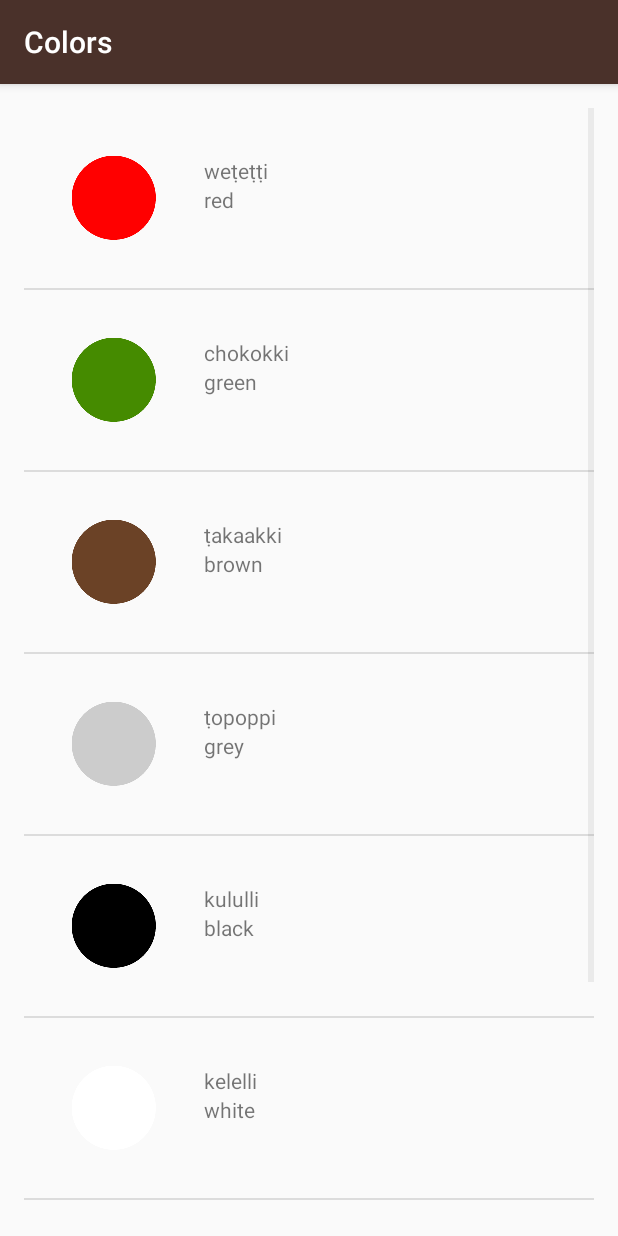
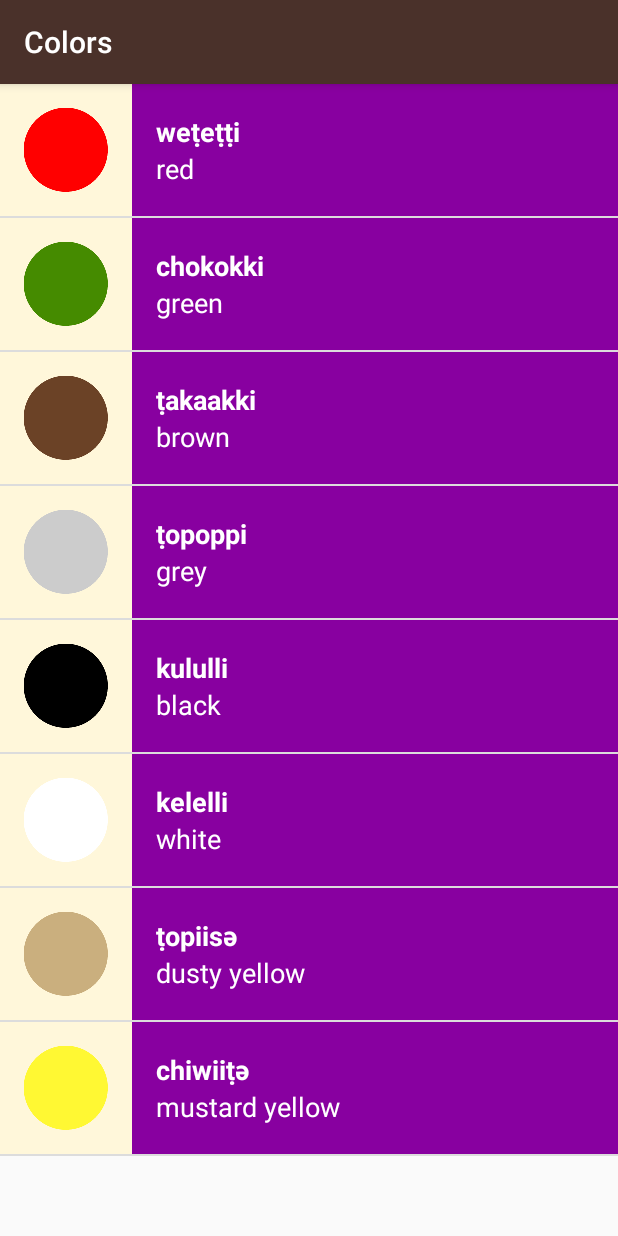
Before and after one commit to witwiki/the_miwok_app, an Android app: the ColorsActivity screen opened directly, with no data from a screen before it, on a phone screen of 412 x 824 dp. Run offline under Robolectric (Android 15) with nearby library versions, the phone set to English and light mode, and no system bars.

Commit message:
completed lesson 3

```diff
--- a/app/src/main/AndroidManifest.xml
+++ b/app/src/main/AndroidManifest.xml
@@ -19,7 +19,7 @@
     <application
         android:allowBackup="true"
         android:icon="@mipmap/ic_launcher"
-        android:label="@string/app_name"
+        android:label="`string/app_name"
         android:supportsRtl="true"
         android:theme="@style/AppTheme">
 
--- a/app/src/main/java/com/example/android/miwok/ColorsActivity.java
+++ b/app/src/main/java/com/example/android/miwok/ColorsActivity.java
@@ -31,7 +31,7 @@
          *  Create an {@link WordAdapter}, whose data source is a list of {@link Word}s. The
          adapter knows how to create list items for each item in the list.
          */
-        WordAdapter adapter = new WordAdapter(this, words);
+        WordAdapter adapter = new WordAdapter(this, words, R.color.category_colors);
 
         /**
          Find the {@link ListView} object in the view hierarchy of the {@link Activity}.
--- a/app/src/main/java/com/example/android/miwok/FamilyActivity.java
+++ b/app/src/main/java/com/example/android/miwok/FamilyActivity.java
@@ -33,7 +33,7 @@
          *  Create an {@link WordAdapter}, whose data source is a list of {@link Word}s. The
          adapter knows how to create list items for each item in the list.
          */
-        WordAdapter adapter = new WordAdapter(this, words);
+        WordAdapter adapter = new WordAdapter(this, words, R.color.category_family);
 
         /**
          Find the {@link ListView} object in the view hierarchy of the {@link Activity}.
--- a/app/src/main/java/com/example/android/miwok/NumbersActivity.java
+++ b/app/src/main/java/com/example/android/miwok/NumbersActivity.java
@@ -33,7 +33,7 @@
          *  Create an {@link WordAdapter}, whose data source is a list of {@link Word}s. The
             adapter knows how to create list items for each item in the list.
          */
-        WordAdapter adapter = new WordAdapter(this, words);
+        WordAdapter adapter = new WordAdapter(this, words, R.color.category_numbers);
 
         /**
          Find the {@link ListView} object in the view hierarchy of the {@link Activity}.
--- a/app/src/main/java/com/example/android/miwok/PhrasesActivity.java
+++ b/app/src/main/java/com/example/android/miwok/PhrasesActivity.java
@@ -33,7 +33,7 @@
          *  Create an {@link WordAdapter}, whose data source is a list of {@link Word}s. The
          adapter knows how to create list items for each item in the list.
          */
-        WordAdapter adapter = new WordAdapter(this, words);
+        WordAdapter adapter = new WordAdapter(this, words, R.color.category_phrases);
 
         /**
          Find the {@link ListView} object in the view hierarchy of the {@link Activity}.
--- a/app/src/main/java/com/example/android/miwok/Word.java
+++ b/app/src/main/java/com/example/android/miwok/Word.java
@@ -18,7 +18,7 @@
     private int mImageResourceID = NO_IMAGE_PROVIDED;
 
     /** A constant value that represents that no image was provided for this word */
-    private static final int NO_IMAGE_PROVIDED = -1;
+    private static final int NO_IMAGE_PROVIDED = -1;            //  "-1" is used as it is out of scope of all resource IDs
 
     //  Constructor(s) Declarations
     /**
--- a/app/src/main/java/com/example/android/miwok/WordAdapter.java
+++ b/app/src/main/java/com/example/android/miwok/WordAdapter.java
@@ -1,6 +1,8 @@
 package com.example.android.miwok;
 
 import android.app.Activity;
+import android.support.v4.content.ContextCompat;
+import android.view.ContextMenu;
 import android.view.LayoutInflater;
 import android.view.View;
 import android.view.ViewGroup;
@@ -18,6 +20,9 @@
  */
 public class WordAdapter extends ArrayAdapter<Word> {
 
+    /** Resour id for the background color of a list of words */
+    private int mColorResourceId;
+
     /**
      * This is a custom constructor (it doesn't mirror a superclass constructor).
      * The context is used to inflate the layout file, and the list is the data we want
@@ -26,12 +31,13 @@
      * @param context        The current context. Used to inflate the layout file.
      * @param words           A List of AndroidFlavor objects to display in a list
      */
-    public WordAdapter(Activity context, ArrayList<Word> words) {
+    public WordAdapter(Activity context, ArrayList<Word> words, int colorResourceId) {
         // Here, we initialize the ArrayAdapter's internal storage for the context and the list.
         // the second argument is used when the ArrayAdapter is populating a single TextView.
         // Because this is a custom adapter for two TextViews and an ImageView, the adapter is not
         // going to use this second argument, so it can be any value. Here, we used 0.
         super(context, 0, words);
+        mColorResourceId = colorResourceId;
     }
 
     /**
@@ -82,6 +88,13 @@
             iconView.setVisibility(View.GONE);
         }
 
+        //  Set the theme color for the list item
+        View textContainer = listItemView.findViewById(R.id.text_container);
+        //  Find the color the Resource ID maps to
+        int color = ContextCompat.getColor(getContext(), mColorResourceId);
+        //  Set background color of the text container View
+        textContainer.setBackgroundColor(color);
+
         // Return the whole list item layout (containing 2 TextViews and an ImageView)
         // so that it can be shown in the ListView
         return listItemView;
--- a/app/src/main/res/layout/activity_wordslist.xml
+++ b/app/src/main/res/layout/activity_wordslist.xml
@@ -4,8 +4,4 @@
     android:id="@+id/list"
     android:orientation="vertical"
     android:layout_width="match_parent"
-    android:layout_height="match_parent"
-    android:paddingBottom="@dimen/activity_vertical_margin"
-    android:paddingLeft="@dimen/activity_horizontal_margin"
-    android:paddingRight="@dimen/activity_horizontal_margin"
-    android:paddingTop="@dimen/activity_vertical_margin" />
+    android:layout_height="match_parent" />
--- a/app/src/main/res/layout/list_item.xml
+++ b/app/src/main/res/layout/list_item.xml
@@ -2,36 +2,44 @@
 <LinearLayout
     xmlns:android="http://schemas.android.com/apk/res/android"
     xmlns:tools="http://schemas.android.com/tools"
-    android:orientation="horizontal"
     android:layout_width="match_parent"
     android:layout_height="wrap_content"
-    android:padding="16dp">
+    android:background="@color/tan_background"
+    android:minHeight="@dimen/list_item_height"
+    android:orientation="horizontal">
 
     <ImageView
         android:id="@+id/miwok_image"
-        android:src="@mipmap/ic_launcher"
         android:layout_gravity="center"
-        android:layout_width="wrap_content"
-        android:layout_height="match_parent" />
+        android:layout_width="@dimen/list_item_height"
+        android:layout_height="@dimen/list_item_height"/>
 
     <LinearLayout
-        xmlns:android="http://schemas.android.com/apk/res/android"
-        xmlns:tools="http://schemas.android.com/tools"
-        android:orientation="vertical"
+        android:id="@+id/text_container"
         android:layout_width="match_parent"
         android:layout_height="match_parent"
-        android:padding="16dp">
+        android:orientation="vertical"
+        android:paddingLeft="16dp">
 
         <TextView
             android:id="@+id/miwok_text_view"
             android:layout_width="match_parent"
-            android:layout_height="wrap_content"
+            android:layout_height="0dp"
+            android:layout_weight="1"
+            android:gravity="bottom"
+            android:textAppearance="?android:textAppearanceMedium"
+            android:textColor="@android:color/white"
+            android:textStyle="bold"
             tools:text="lutti"/>
 
         <TextView
             android:id="@+id/default_text_view"
             android:layout_width="match_parent"
-            android:layout_height="wrap_content"
+            android:layout_height="0dp"
+            android:layout_weight="1"
+            android:gravity="top"
+            android:textAppearance="?android:textAppearanceMedium"
+            android:textColor="@android:color/white"
             tools:text="one"/>
 
     </LinearLayout>
```
Also changed, not shown: app/src/main/res/values-w820dp/dimens.xml (deleted, +0 -20 lines), app/src/main/res/values/dimens.xml (+0 -16 lines).
